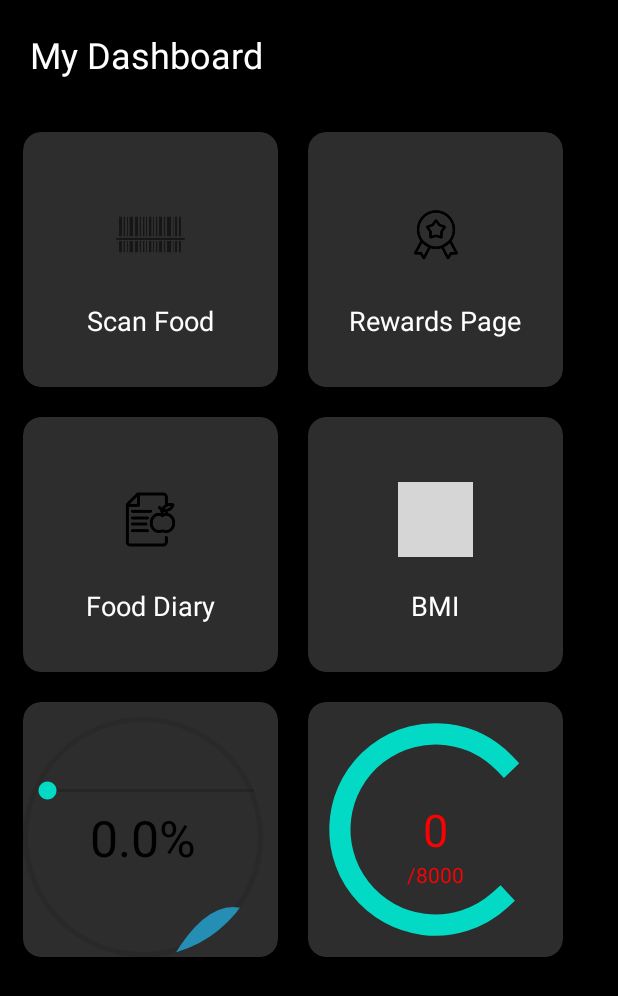
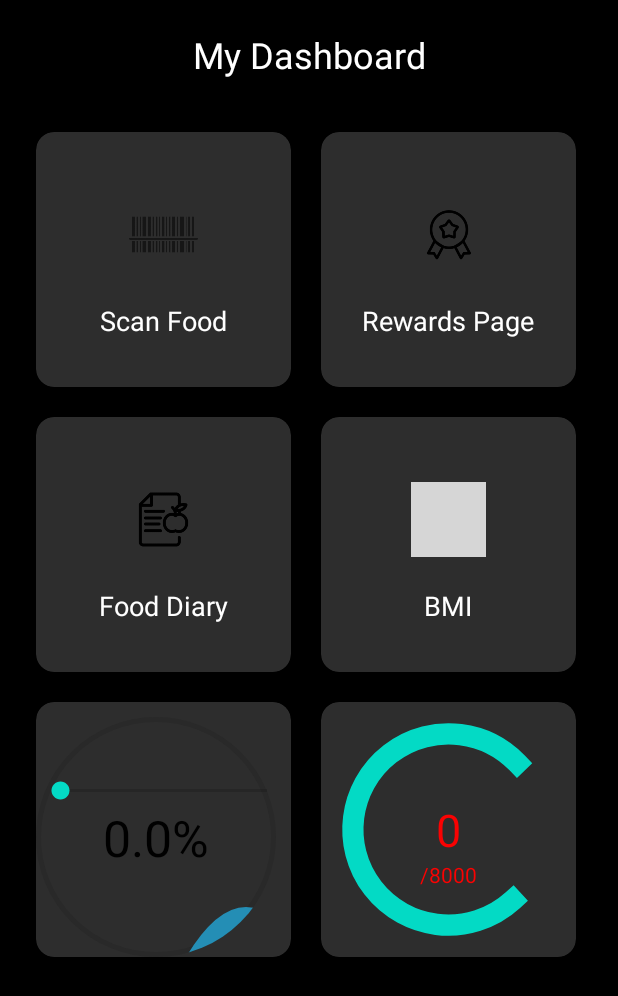
Before and after one commit to jamiewen8/FitnessApp, an Android app: the MainActivity screen opened directly, with no data from a screen before it, on a phone screen of 412 x 824 dp. Shown: the top 996 px of the screen. Run offline under Robolectric (Android 15) with nearby library versions, the light colour scheme and no system bars; our stand-ins replace Room's generated code, navigation-ui; libraries missing offline, so code that uses them is left out: com.mikhaellopez.circularprogressbar; plain views replace CircularProgressBar; grey boxes are pictures that could not be loaded.

Commit message:
Constrainted and Centred parts so that it fits better on different screens

```diff
--- a/app/src/main/res/layout/activity_main.xml
+++ b/app/src/main/res/layout/activity_main.xml
@@ -10,59 +10,56 @@
     <LinearLayout
         android:layout_width="match_parent"
         android:layout_height="match_parent"
-        android:orientation="vertical"
-        >
+        android:orientation="vertical">
+
 
         <TextView
-            android:layout_width="wrap_content"
+            android:layout_width="match_parent"
             android:layout_height="wrap_content"
+            android:layout_margin="20dp"
             android:text="My Dashboard"
-            android:textSize="24sp"
+            android:textAlignment="center"
             android:textColor="@color/white"
-            android:layout_margin="20dp"/>
-
+            android:textSize="24sp" />
 
         <GridLayout
-            android:layout_width="match_parent"
+            android:layout_width="383dp"
             android:layout_height="match_parent"
-            android:rowCount="3"
-            android:columnCount="2"
+            android:layout_gravity="center_horizontal"
             android:layout_margin="5dp"
             android:alignmentMode="alignMargins"
-            android:layout_gravity="center_horizontal"
-            android:columnOrderPreserved="false">
+            android:columnCount="2"
+            android:columnOrderPreserved="false"
+            android:rowCount="3">
 
             <androidx.cardview.widget.CardView
+                android:id="@+id/scan"
                 android:layout_width="170dp"
                 android:layout_height="170dp"
+                android:layout_margin="10dp"
+                app:cardBackgroundColor="@color/grey"
                 app:cardCornerRadius="12dp"
-                app:cardElevation="5dp"
-                app:cardBackgroundColor="@color/grey"
-                android:layout_margin="10dp"
-                android:id="@+id/scan"
-                >
+                app:cardElevation="5dp">
 
                 <LinearLayout
                     android:layout_width="match_parent"
                     android:layout_height="match_parent"
-                    android:orientation="vertical"
                     android:gravity="center"
-                    >
+                    android:orientation="vertical">
 
                     <ImageView
                         android:layout_width="50dp"
                         android:layout_height="50dp"
-                        android:src="@drawable/scan"
-                        android:layout_marginTop="12dp"/>
+                        android:layout_marginTop="12dp"
+                        android:src="@drawable/scan" />
 
                     <TextView
                         android:layout_width="wrap_content"
                         android:layout_height="wrap_content"
+                        android:layout_marginTop="20dp"
                         android:text="Scan Food"
-                        android:textSize="18sp"
                         android:textColor="@color/white"
-                        android:layout_marginTop="20dp"
-                        />
+                        android:textSize="18sp" />
 
 
                 </LinearLayout>
@@ -70,152 +67,150 @@
             </androidx.cardview.widget.CardView>
 
             <androidx.cardview.widget.CardView
+                android:id="@+id/rewardspage"
                 android:layout_width="170dp"
                 android:layout_height="170dp"
+                android:layout_margin="10dp"
+                app:cardBackgroundColor="@color/grey"
                 app:cardCornerRadius="12dp"
-                app:cardElevation="5dp"
-                app:cardBackgroundColor="@color/grey"
-                android:layout_margin="10dp"
-                android:id="@+id/rewardspage">
+                app:cardElevation="5dp">
 
 
                 <LinearLayout
                     android:layout_width="match_parent"
                     android:layout_height="match_parent"
-                    android:orientation="vertical"
-                    android:gravity="center">
+                    android:gravity="center"
+                    android:orientation="vertical">
 
                     <ImageView
                         android:layout_width="50dp"
                         android:layout_height="50dp"
-                        android:src="@drawable/reward"
-                        android:layout_marginTop="12dp"/>
+                        android:layout_marginTop="12dp"
+                        android:src="@drawable/reward" />
 
                     <TextView
                         android:layout_width="wrap_content"
                         android:layout_height="wrap_content"
+                        android:layout_marginTop="20dp"
                         android:text="Rewards Page"
-                        android:textSize="18sp"
                         android:textColor="@color/white"
-                        android:layout_marginTop="20dp"
-                        />
+                        android:textSize="18sp" />
 
 
                 </LinearLayout>
 
             </androidx.cardview.widget.CardView>
+
             <androidx.cardview.widget.CardView
+                android:id="@+id/fooddiary"
                 android:layout_width="170dp"
                 android:layout_height="170dp"
+                android:layout_margin="10dp"
+                app:cardBackgroundColor="@color/grey"
                 app:cardCornerRadius="12dp"
                 app:cardElevation="5dp"
-                app:cardBackgroundColor="@color/grey"
-                android:layout_margin="10dp"
-                android:id="@+id/fooddiary"
-                app:navGraph="@navigation/main_nav"
                 app:defaultNavHost="true"
-                >
+                app:navGraph="@navigation/main_nav">
 
 
                 <LinearLayout
                     android:layout_width="match_parent"
                     android:layout_height="match_parent"
-                    android:orientation="vertical"
-                    android:gravity="center">
+                    android:gravity="center"
+                    android:orientation="vertical">
 
                     <ImageView
                         android:layout_width="50dp"
                         android:layout_height="50dp"
-                        android:src="@drawable/diary"
-                        android:layout_marginTop="12dp"/>
+                        android:layout_marginTop="12dp"
+                        android:src="@drawable/diary" />
 
                     <TextView
                         android:layout_width="wrap_content"
                         android:layout_height="wrap_content"
+                        android:layout_marginTop="20dp"
                         android:text="Food Diary"
-                        android:textSize="18sp"
                         android:textColor="@color/white"
-                        android:layout_marginTop="20dp"
-                        />
+                        android:textSize="18sp" />
 
 
                 </LinearLayout>
 
             </androidx.cardview.widget.CardView>
+
             <androidx.cardview.widget.CardView
+                android:id="@+id/bmipage"
                 android:layout_width="170dp"
                 android:layout_height="170dp"
+                android:layout_margin="10dp"
+                app:cardBackgroundColor="@color/grey"
                 app:cardCornerRadius="12dp"
-                app:cardElevation="5dp"
-                app:cardBackgroundColor="@color/grey"
-                android:layout_margin="10dp"
-                android:id="@+id/bmipage">
+                app:cardElevation="5dp">
 
 
                 <LinearLayout
                     android:layout_width="match_parent"
                     android:layout_height="match_parent"
-                    android:orientation="vertical"
-                    android:gravity="center">
+                    android:gravity="center"
+                    android:orientation="vertical">
 
                     <ImageView
                         android:layout_width="50dp"
                         android:layout_height="50dp"
-                        android:src="@drawable/bmi"
-                        android:layout_marginTop="12dp"/>
+                        android:layout_marginTop="12dp"
+                        android:src="@drawable/bmi" />
 
                     <TextView
                         android:layout_width="wrap_content"
                         android:layout_height="wrap_content"
+                        android:layout_marginTop="20dp"
                         android:text="BMI"
-                        android:textSize="18sp"
                         android:textColor="@color/white"
-                        android:layout_marginTop="20dp"
-                        />
+                        android:textSize="18sp" />
 
 
                 </LinearLayout>
 
             </androidx.cardview.widget.CardView>
+
             <androidx.cardview.widget.CardView
+                android:id="@+id/waterintake"
                 android:layout_width="170dp"
                 android:layout_height="170dp"
+                android:layout_margin="10dp"
+                app:cardBackgroundColor="@color/grey"
                 app:cardCornerRadius="12dp"
-                app:cardElevation="5dp"
-                app:cardBackgroundColor="@color/grey"
-                android:layout_margin="10dp"
-                android:id="@+id/waterintake">
+                app:cardElevation="5dp">
 
 
                 <com.example.dashboard.ui.activities.WaterIntake
                     android:id="@+id/water_animation"
-                    android:layout_marginTop="10dp"
                     android:layout_width="wrap_content"
-                    android:layout_height="wrap_content"/>
+                    android:layout_height="wrap_content"
+                    android:layout_marginTop="10dp" />
+
                 <SeekBar
                     android:id="@+id/seek_bar"
+                    android:layout_width="match_parent"
+                    android:layout_height="wrap_content"
                     android:layout_marginTop="50dp"
-                    android:layout_marginBottom="20dp"
-                    android:layout_width="match_parent"
-                    android:layout_height="wrap_content"/>
-
-
+                    android:layout_marginBottom="20dp" />
 
 
             </androidx.cardview.widget.CardView>
+
             <androidx.cardview.widget.CardView
                 android:layout_width="170dp"
                 android:layout_height="170dp"
+                android:layout_margin="10dp"
+                app:cardBackgroundColor="@color/grey"
                 app:cardCornerRadius="12dp"
-                app:cardElevation="5dp"
-                app:cardBackgroundColor="@color/grey"
-                android:layout_margin="10dp">
+                app:cardElevation="5dp">
 
 
                 <RelativeLayout
                     android:layout_width="match_parent"
-                    android:layout_height="match_parent"
-                    >
+                    android:layout_height="match_parent">
 
 
                     <com.mikhaellopez.circularprogressbar.CircularProgressBar
@@ -239,22 +234,17 @@
                         android:textSize="30sp" />
 
                     <TextView
+                        android:id="@+id/maxsteps"
                         android:layout_width="wrap_content"
                         android:layout_height="wrap_content"
-                        android:id="@+id/maxsteps"
                         android:layout_below="@id/stepstaken"
                         android:layout_centerInParent="true"
                         android:text="/8000"
                         android:textColor="@color/red"
-                        android:textSize="14sp"/>
-
+                        android:textSize="14sp" />
 
 
                 </RelativeLayout>
-
-
-
-
 
 
             </androidx.cardview.widget.CardView>
--- a/app/src/main/res/layout/bmi.xml
+++ b/app/src/main/res/layout/bmi.xml
@@ -8,10 +8,11 @@
 
     <TextView
         android:id="@+id/app_heading"
-        android:layout_width="wrap_content"
+        android:layout_width="match_parent"
         android:layout_height="wrap_content"
         android:layout_marginBottom="96dp"
         android:text="@string/bmi_calculator"
+        android:textAlignment="center"
         android:textAppearance="@style/TextAppearance.AppCompat.Headline"
         android:textColor="@color/black"
         android:textStyle="bold" />
--- a/app/src/main/res/layout/fragment_create_food_item.xml
+++ b/app/src/main/res/layout/fragment_create_food_item.xml
@@ -18,7 +18,6 @@
             android:layout_height="match_parent"
             android:gravity="center"
             android:orientation="vertical">
-
 
 
             <LinearLayout
```
